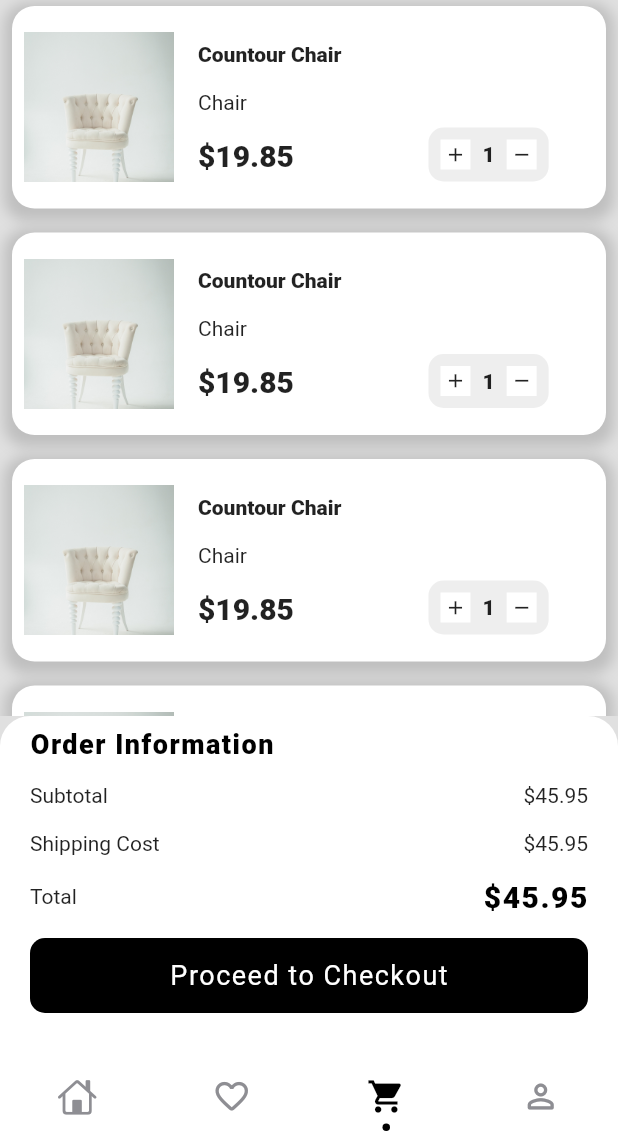
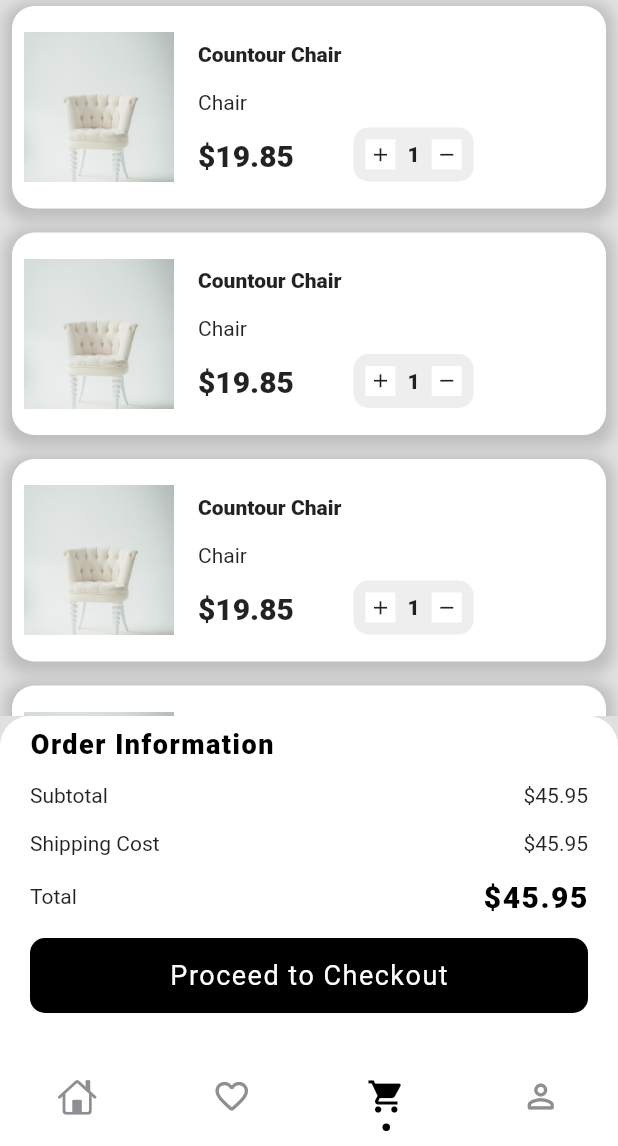
Before and after one commit to TrojanSystem/E-Commerce, a Flutter app: the screen it shows after launch, item 3 of the bottom bar chosen, on a phone screen of 412 x 824 dp, the part 90-1236 px from its top. Run offline on Flutter 3.47's test engine with Material 2 defaults, Android fonts, the phone set to English and light mode, and no system bars; drawn by our look-alikes of persistent_bottom_nav_bar.

Commit message:
Fix overflow in the cart screen

```diff
--- a/lib/screen/carted_screen.dart
+++ b/lib/screen/carted_screen.dart
@@ -1,3 +1,4 @@
+import 'package:flutter/cupertino.dart';
 import 'package:flutter/material.dart';
 
 class CartedScreen extends StatelessWidget {
@@ -33,6 +34,7 @@ class CartedScreen extends StatelessWidget {
                 padding: const EdgeInsets.all(8.0),
                 child: Container(
                   child: Row(
+                    mainAxisSize: MainAxisSize.min,
                     mainAxisAlignment: MainAxisAlignment.start,
                     children: [
                       Padding(
@@ -66,7 +68,7 @@ class CartedScreen extends StatelessWidget {
                         ),
                       ),
                       Padding(
-                        padding: const EdgeInsets.only(bottom: 18.0, left: 50),
+                        padding: const EdgeInsets.only(bottom: 18.0),
                         child: Align(
                           alignment: Alignment.bottomRight,
                           child: Container(
@@ -90,8 +92,7 @@ class CartedScreen extends StatelessWidget {
                                 ),
                                 const Text(
                                   '1',
-                                    style:
-                                        TextStyle(fontWeight: FontWeight.w900),
+                                  style: TextStyle(fontWeight: FontWeight.w900),
                                 ),
                                 Padding(
                                   padding: const EdgeInsets.all(8.0),
@@ -107,11 +108,11 @@ class CartedScreen extends StatelessWidget {
                                 ),
                               ],
                             ),
-                            )),
+                          ),
+                        ),
                       ),
                     ],
                   ),
-                  width: double.infinity,
                   height: 135,
                   decoration: BoxDecoration(
                     color: Colors.white,
```
Lines whose indentation alone changed are shown as unchanged.
